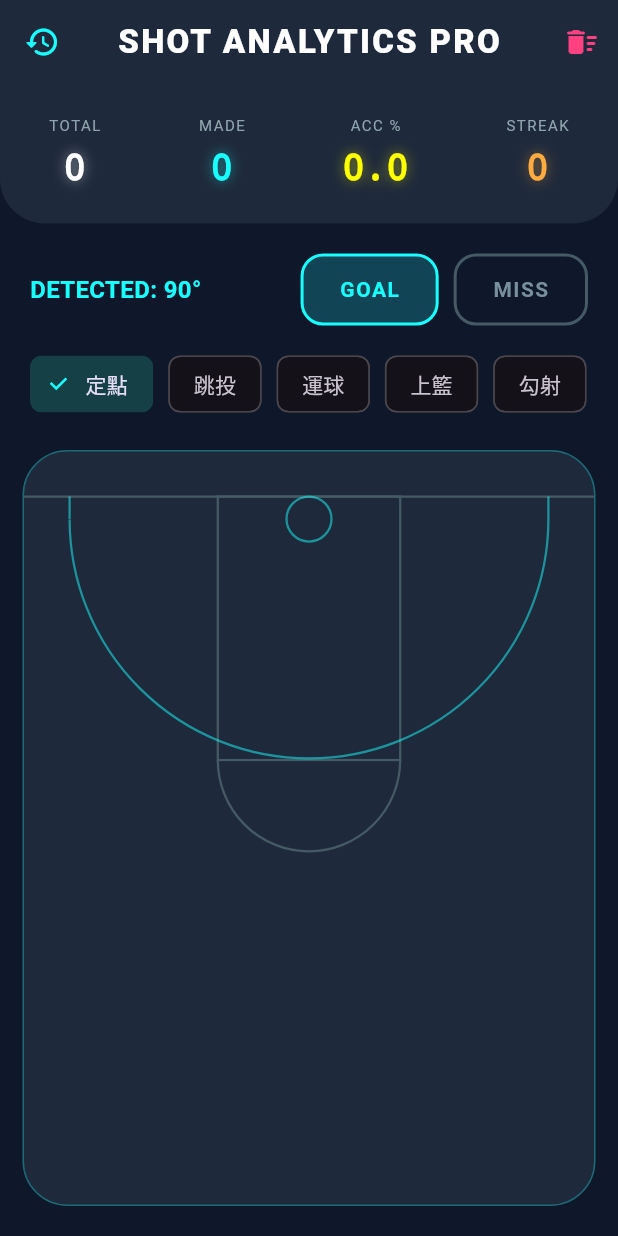
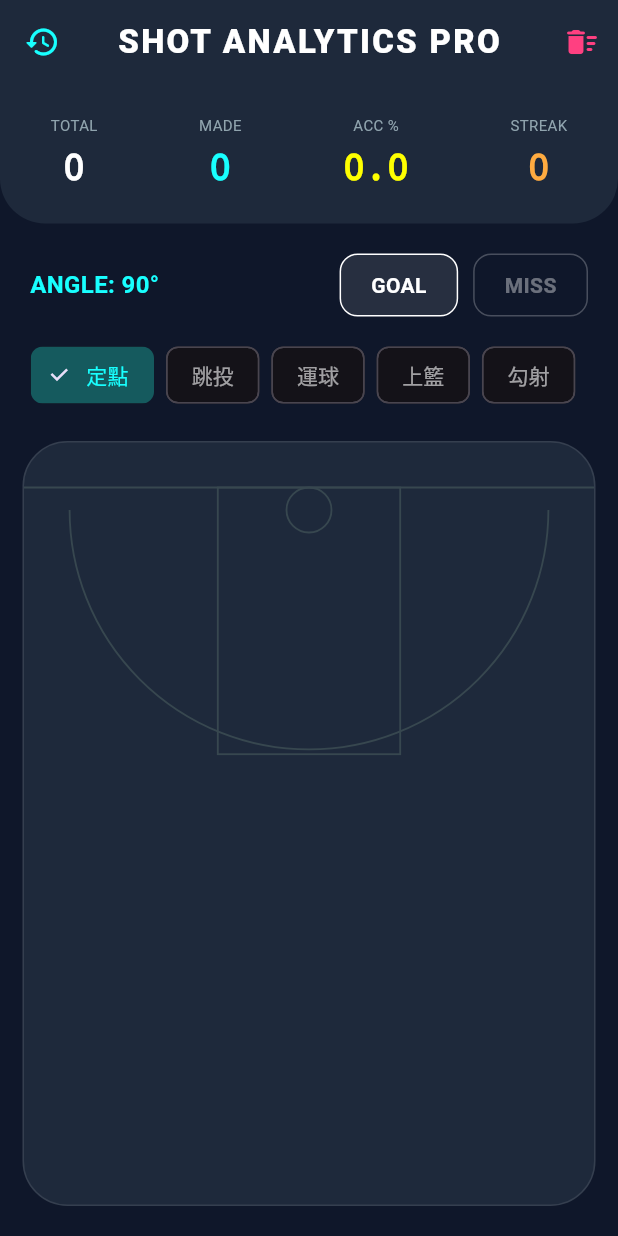
Before and after one commit to qp2ldilrul/basketball_trainer, a Flutter app: the screen it shows after launch, on a phone screen of 412 x 824 dp. Run offline on Flutter 3.47's test engine with Material 3 defaults, Android fonts, the phone set to English and light mode, and no system bars.

Commit message:
final pro version

```diff
--- a/lib/main.dart
+++ b/lib/main.dart
@@ -29,12 +29,14 @@ class ShotRecord {
   final bool isMade;
   final double angle;
   final String type;
+  final Color color;
 
   ShotRecord({
     required this.position,
     required this.isMade,
     required this.angle,
     required this.type,
+    required this.color,
   });
 }
 
@@ -48,36 +50,37 @@ class ShotProScreen extends StatefulWidget {
 class _ShotProScreenState extends State<ShotProScreen> {
   List<ShotRecord> shotRecords = [];
   bool nextShotIsMade = true;
-  double currentAngle = 90.0; // 預設中間 90 度
+  double currentAngle = 90.0;
   String currentType = '定點';
   int streak = 0;
 
-  // 核心邏輯：點擊球場並自動計算角度
+  final Map<String, Color> typeColors = {
+    '定點': Colors.cyanAccent,
+    '跳投': Colors.purpleAccent,
+    '運球': Colors.amberAccent,
+    '上籃': Colors.greenAccent,
+    '勾射': Colors.orangeAccent,
+  };
+
   void handleTap(Offset localPosition, Size boxSize) {
-    // 籃框中心點座標 (需與畫筆邏輯一致)
     double cx = boxSize.width / 2;
     double basketY = 30.0 + 15.0;
-
-    // 計算點擊位置相對於籃框的角度 (弧度轉角度)
-    // dy 是點擊點 y 減去籃框 y，dx 是點擊點 x 減去籃框 x
     double dx = localPosition.dx - cx;
     double dy = localPosition.dy - basketY;
 
-    // 使用 atan2 取得角度 (範圍 -PI 到 PI)，轉換為 0-180 度
+    // 計算角度 (0-180度)
     double radians = math.atan2(dy, dx);
     double degrees = radians * 180 / math.pi;
-
-    // 調整角度基準：讓籃框正下方為 90 度，左側趨近 180，右側趨近 0
-    double finalAngle = degrees;
-    if (finalAngle < 0) finalAngle = 0; // 防止負數
+    if (degrees < 0) degrees = 0;
 
     setState(() {
-      currentAngle = finalAngle; // 即時更新顯示的角度
+      currentAngle = degrees;
       shotRecords.add(ShotRecord(
         position: localPosition,
         isMade: nextShotIsMade,
         angle: currentAngle,
         type: currentType,
+        color: typeColors[currentType]!,
       ));
       _recalculateStreak();
     });
@@ -134,7 +137,7 @@ class _ShotProScreenState extends State<ShotProScreen> {
       ),
       body: Column(
         children: [
-          // 數據面板
+          // 數據看板
           Container(
             padding: const EdgeInsets.symmetric(vertical: 20),
             decoration: const BoxDecoration(
@@ -152,7 +155,7 @@ class _ShotProScreenState extends State<ShotProScreen> {
             ),
           ),
 
-          // 控制區 (角度顯示與狀態切換)
+          // 操作區
           Padding(
             padding: const EdgeInsets.all(20.0),
             child: Column(
@@ -160,14 +163,13 @@ class _ShotProScreenState extends State<ShotProScreen> {
                 Row(
                   mainAxisAlignment: MainAxisAlignment.spaceBetween,
                   children: [
-                    // 這裡的角度會隨著點擊球場自動跳動
-                    Text('DETECTED: ${currentAngle.toInt()}°',
-                      style: const TextStyle(color: Colors.cyanAccent, fontWeight: FontWeight.bold, fontSize: 16)),
+                    Text('ANGLE: ${currentAngle.toInt()}°',
+                      style: TextStyle(color: typeColors[currentType], fontWeight: FontWeight.bold, fontSize: 16)),
                     Row(
                       children: [
-                        _techToggleButton(true, 'GOAL'),
+                        _statusButton(true, 'GOAL'),
                         const SizedBox(width: 10),
-                        _techToggleButton(false, 'MISS'),
+                        _statusButton(false, 'MISS'),
                       ],
                     ),
                   ],
@@ -176,23 +178,26 @@ class _ShotProScreenState extends State<ShotProScreen> {
                 SingleChildScrollView(
                   scrollDirection: Axis.horizontal,
                   child: Row(
-                    children: ['定點', '跳投', '運球', '上籃', '勾射'].map((t) => Padding(
-                      padding: const EdgeInsets.only(right: 10),
-                      child: FilterChip(
-                        label: Text(t),
-                        selected: currentType == t,
-                        selectedColor: Colors.cyanAccent.withOpacity(0.2),
-                        onSelected: (s) => setState(() => currentType = t),
-                        checkmarkColor: Colors.cyanAccent,
-                      ),
-                    )).toList(),
+                    children: typeColors.keys.map((type) {
+                      bool isSelected = currentType == type;
+                      return Padding(
+                        padding: const EdgeInsets.only(right: 8),
+                        child: ChoiceChip(
+                          label: Text(type),
+                          selected: isSelected,
+                          onSelected: (val) => setState(() => currentType = type),
+                          selectedColor: typeColors[type]!.withOpacity(0.3),
+                          labelStyle: TextStyle(color: isSelected ? typeColors[type] : Colors.white60),
+                        ),
+                      );
+                    }).toList(),
                   ),
                 ),
               ],
             ),
           ),
 
-          // 核心球場區
+          // 球場紀錄區
           Expanded(
             child: LayoutBuilder(
               builder: (context, constraints) {
@@ -201,16 +206,15 @@ class _ShotProScreenState extends State<ShotProScreen> {
                   decoration: BoxDecoration(
                     color: const Color(0xFF1E293B),
                     borderRadius: BorderRadius.circular(30),
-                    border: Border.all(color: Colors.cyanAccent.withOpacity(0.3), width: 1),
+                    border: Border.all(color: Colors.white10, width: 1),
                   ),
                   child: ClipRRect(
                     borderRadius: BorderRadius.circular(30),
                     child: GestureDetector(
-                      // 點擊即觸發位置紀錄與角度計算
                       onTapDown: (details) => handleTap(details.localPosition, Size(constraints.maxWidth, constraints.maxHeight)),
                       child: CustomPaint(
                         size: Size.infinite,
-                        painter: TechCourtPainter(records: shotRecords),
+                        painter: AnalyticsPainter(records: shotRecords),
                       ),
                     ),
                   ),
@@ -226,75 +230,80 @@ class _ShotProScreenState extends State<ShotProScreen> {
   Widget _buildTechStat(String label, String value, Color color) {
     return Column(
       children: [
-        Text(label, style: TextStyle(color: Colors.blueGrey[300], fontSize: 10, letterSpacing: 1)),
+        Text(label, style: TextStyle(color: Colors.blueGrey[300], fontSize: 10)),
         const SizedBox(height: 5),
-        Text(value, style: TextStyle(color: color, fontSize: 24, fontWeight: FontWeight.w900,
-          fontFamily: 'monospace', shadows: [Shadow(color: color.withOpacity(0.5), blurRadius: 10)])),
+        Text(value, style: TextStyle(color: color, fontSize: 24, fontWeight: FontWeight.bold, fontFamily: 'monospace')),
       ],
     );
   }
 
-  Widget _techToggleButton(bool isMade, String text) {
+  Widget _statusButton(bool isMade, String text) {
     bool selected = nextShotIsMade == isMade;
-    Color activeColor = isMade ? Colors.cyanAccent : Colors.pinkAccent;
     return GestureDetector(
       onTap: () => setState(() => nextShotIsMade = isMade),
-      child: AnimatedContainer(
-        duration: const Duration(milliseconds: 200),
-        padding: const EdgeInsets.symmetric(horizontal: 24, vertical: 12),
+      child: Container(
+        padding: const EdgeInsets.symmetric(horizontal: 20, vertical: 10),
         decoration: BoxDecoration(
-          color: selected ? activeColor.withOpacity(0.2) : Colors.transparent,
-          borderRadius: BorderRadius.circular(15),
-          border: Border.all(color: selected ? activeColor : Colors.blueGrey[700]!, width: 2),
+          color: selected ? Colors.white.withOpacity(0.1) : Colors.transparent,
+          borderRadius: BorderRadius.circular(12),
+          border: Border.all(color: selected ? Colors.white : Colors.white24),
         ),
-        child: Text(text, style: TextStyle(
-          color: selected ? activeColor : Colors.blueGrey[400],
-          fontWeight: FontWeight.bold, letterSpacing: 1)),
+        child: Text(text, style: TextStyle(color: selected ? Colors.white : Colors.white38, fontWeight: FontWeight.bold)),
       ),
     );
   }
 }
 
-class TechCourtPainter extends CustomPainter {
+class AnalyticsPainter extends CustomPainter {
   final List<ShotRecord> records;
-  TechCourtPainter({required this.records});
+  AnalyticsPainter({required this.records});
 
   @override
   void paint(Canvas canvas, Size size) {
     final linePaint = Paint()
-      ..color = Colors.blueGrey[700]!
+      ..color = Colors.blueGrey[800]!
       ..style = PaintingStyle.stroke
-      ..strokeWidth = 1.5;
+      ..strokeWidth = 1.2;
 
     double cx = size.width / 2;
     double top = 30.0;
 
-    // 底線
+    // 繪製基礎球場
     canvas.drawLine(Offset(0, top), Offset(size.width, top), linePaint);
+    canvas.drawRect(Rect.fromLTWH(cx - size.width * 0.16, top, size.width * 0.32, size.height * 0.35), linePaint);
+    canvas.drawCircle(Offset(cx, top + 15), 15, linePaint);
+    canvas.drawArc(Rect.fromCircle(center: Offset(cx, top + 15), radius: size.width * 0.42), 0, math.pi, false, linePaint);
 
-    // 禁區
-    double kw = size.width * 0.32;
-    double kh = size.height * 0.35;
-    canvas.drawRect(Rect.fromLTWH(cx - kw / 2, top, kw, kh), linePaint);
+    // 繪製點位與數據標籤
+    for (var r in records) {
+      final shotColor = r.color;
 
-    // 罰球弧
-    canvas.drawArc(Rect.fromCenter(center: Offset(cx, top + kh), width: kw, height: kw), 0, 3.14, false, linePaint);
+      // 1. 繪製點位
+      if (r.isMade) {
+        canvas.drawCircle(r.position, 6, Paint()..color = shotColor);
+        canvas.drawCircle(r.position, 10, Paint()..color = shotColor.withOpacity(0.2)..maskFilter = const MaskFilter.blur(BlurStyle.normal, 4));
+      } else {
+        canvas.drawCircle(r.position, 6, Paint()..color = shotColor..style = PaintingStyle.stroke..strokeWidth = 2);
+        canvas.drawLine(Offset(r.position.dx-3, r.position.dy-3), Offset(r.position.dx+3, r.position.dy+3), Paint()..color = shotColor);
+        canvas.drawLine(Offset(r.position.dx+3, r.position.dy-3), Offset(r.position.dx-3, r.position.dy+3), Paint()..color = shotColor);
+      }
 
-    // 籃框
-    canvas.drawCircle(Offset(cx, top + 15), 15, linePaint..color = Colors.cyanAccent.withOpacity(0.5));
+      // 2. 繪製數據標籤 (文字如: 定65°)
+      final textPainter = TextPainter(
+        text: TextSpan(
+          text: '${r.type[0]}${r.angle.toInt()}°', // 取動作的第一個字 + 角度
+          style: TextStyle(
+            color: shotColor.withOpacity(0.9),
+            fontSize: 10,
+            fontWeight: FontWeight.bold,
+            fontFamily: 'monospace',
+          ),
+        ),
+        textDirection: TextDirection.ltr,
+      )..layout();
 
-    // 三分線
-    double tr = size.width * 0.42;
-    canvas.drawArc(Rect.fromCircle(center: Offset(cx, top + 15), radius: tr), 0, 3.14, false, linePaint);
-    canvas.drawLine(Offset(cx - tr, top), Offset(cx - tr, top + 15), linePaint);
-    canvas.drawLine(Offset(cx + tr, top), Offset(cx + tr, top + 15), linePaint);
-
-    // 繪製投球點
-    for (var r in records) {
-      final color = r.isMade ? Colors.cyanAccent : Colors.pinkAccent;
-      canvas.drawCircle(r.position, 10, Paint()..color = color.withOpacity(0.2)..maskFilter = const MaskFilter.blur(BlurStyle.normal, 6));
-      canvas.drawCircle(r.position, 5, Paint()..color = color);
-      canvas.drawCircle(r.position, 2, Paint()..color = Colors.white);
+      // 文字顯示在點位的右上方
+      textPainter.paint(canvas, Offset(r.position.dx + 8, r.position.dy - 12));
     }
   }
 
```
